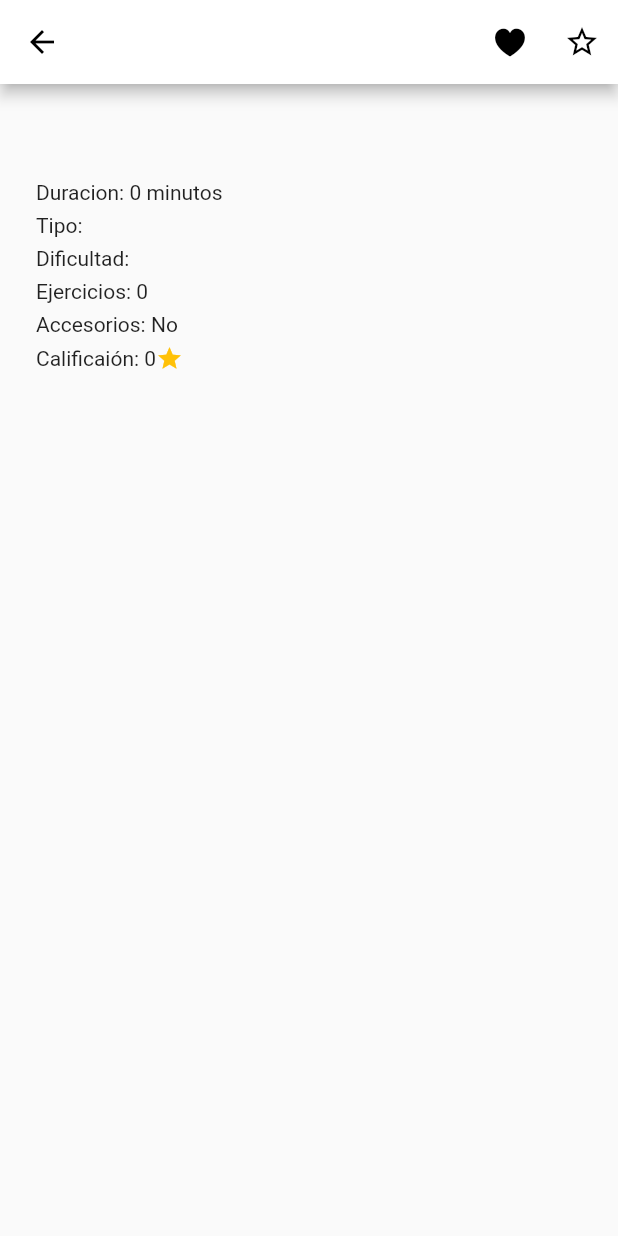
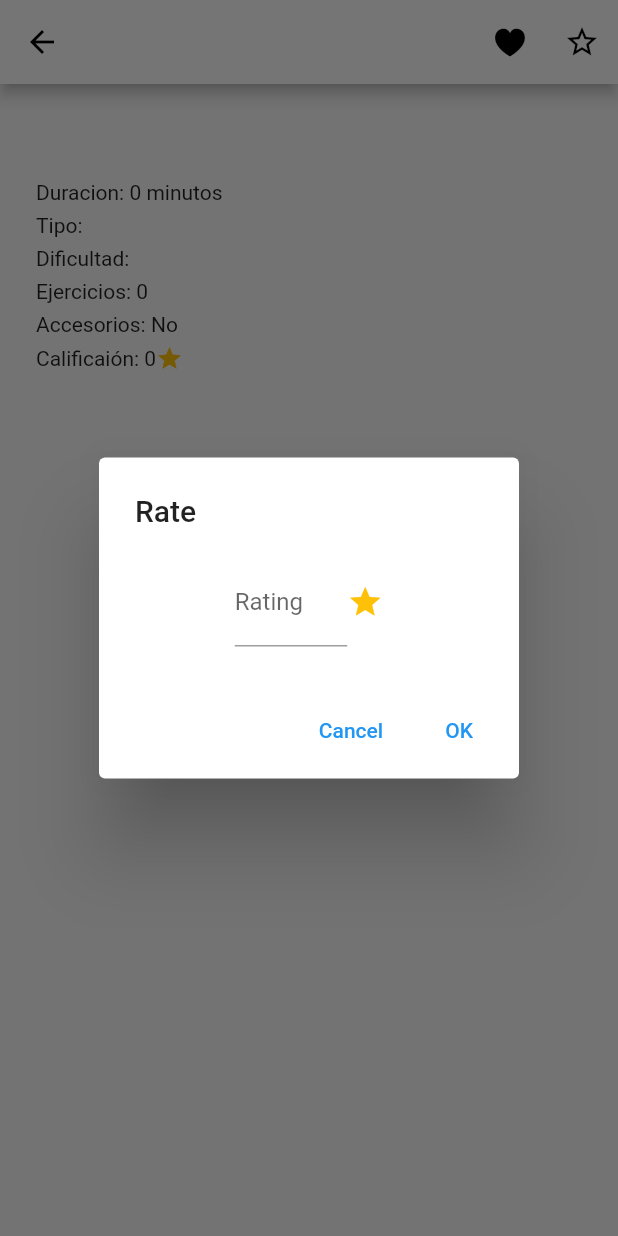
Before and after one commit to AgilesEzGym/MobileApp, a Flutter app: the RoutineDetails screen opened directly with empty values, after a tap on the "star border" icon, on a phone screen of 412 x 824 dp. Run offline on Flutter 3.47's test engine with Material 2 defaults, Android fonts, the phone set to English and light mode, and no system bars; network calls fail.

Commit message:
fixed issues

```diff
--- a/lib/screens/routine_details.dart
+++ b/lib/screens/routine_details.dart
@@ -1,5 +1,6 @@
 import 'package:ezgym/models/routine.dart';
 import 'package:ezgym/models/exercise.dart';
+import 'package:ezgym/services/routineApi.dart';
 import 'package:flutter/cupertino.dart';
 import 'package:flutter/material.dart';
 
@@ -30,6 +31,7 @@ class _RoutineDetailsState extends State<RoutineDetails> {
           )),
           IconButton(onPressed: (){
             print("rate");
+            showMessage();
           }, icon: const Icon(Icons.star_border))
         ],
 
@@ -115,4 +117,60 @@ class _RoutineDetailsState extends State<RoutineDetails> {
       ),
     );
   }
+
+  void showMessage(){
+        int rating = 0;
+        Routine data = widget.rutina;
+        showDialog<String>(
+        context: context,
+        builder: (BuildContext context) => AlertDialog(
+          title: const Text('Rate'),
+          content: Row(
+            mainAxisAlignment: MainAxisAlignment.center,
+            children: <Widget>[
+              SizedBox(
+                width: 75,
+                child: TextField(
+                    decoration: const InputDecoration(
+                        //hintText: "Inserte su busqueda",
+                        labelText: "Rating",
+                        //border: OutlineInputBorder(
+                        //    borderRadius: BorderRadius.all(Radius.circular(20.0))
+                        //)
+                    )
+                    ,
+                    onChanged: (value){
+                      rating = int.parse(value);
+                      print(rating);
+                    },
+                  keyboardType: TextInputType.number,
+
+                ),
+              ),
+              Icon(Icons.star,color: Colors.amber)
+              ],
+
+          ),
+          actions: <Widget>[
+            TextButton(
+              onPressed: () {
+                Navigator.pop(context, 'Cancel');
+              },
+              child: const Text('Cancel'),
+            ),
+            TextButton(
+              onPressed: () {
+                data.score= rating;
+                updateRating(data);
+                Navigator.pop(context, 'OK');
+              },
+              child: const Text('OK'),
+            ),
+          ],
+        ),
+      );
+    }
+    Future<void> updateRating(dynamic data) async{
+      await RoutineApi.updateRoutine(data);
+    }
 }
```
Also changed, not shown: lib/screens/favorites.dart (+53 -5 lines), lib/services/routineApi.dart (+10 -0 lines).
